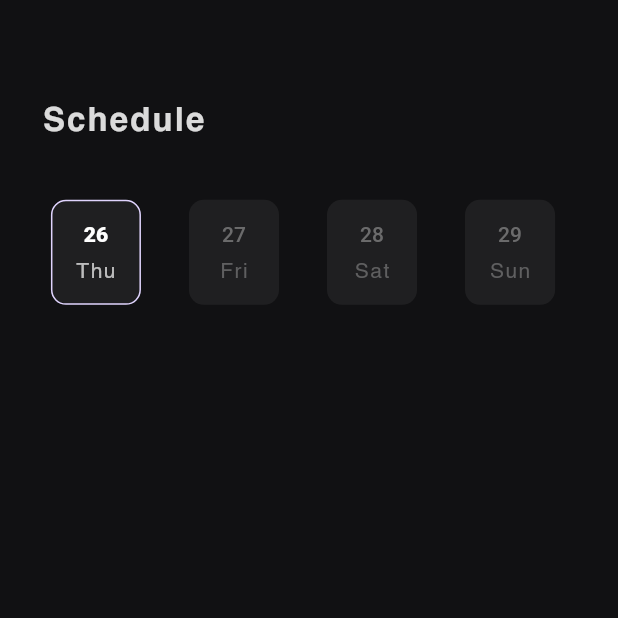
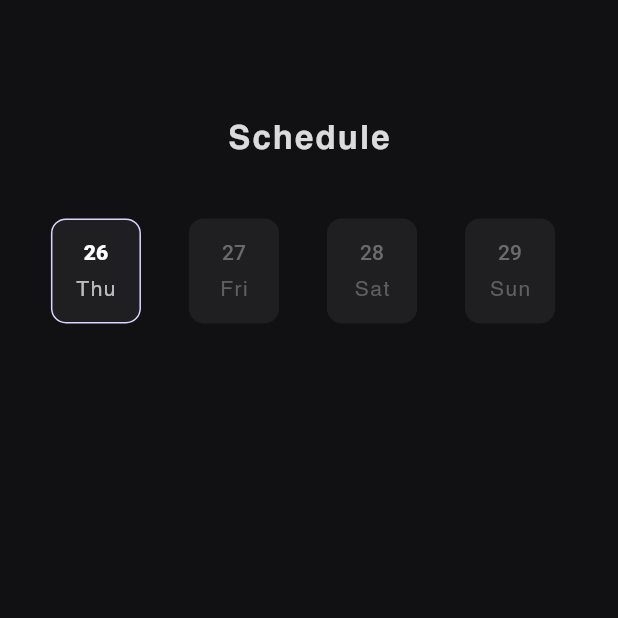
Before and after one commit to dinoy-raj/Hestia-22, a Flutter app: the ScheduleScreen screen opened directly with empty values, on a phone screen of 412 x 824 dp, the top half of it. Run offline on Flutter 3.47's test engine with Material 2 defaults, Android fonts, the phone set to English and light mode, and no system bars; our stand-ins replace animated_text_kit, badges, cached_network_image, firebase_core, firebase_messaging, flutter_secure_storage and 5 more; accounts and stored records are empty; network calls fail; statements that could not run were skipped.

Commit message:
Schedule completed

```diff
--- a/lib/screens/schedule/schedule_screen.dart
+++ b/lib/screens/schedule/schedule_screen.dart
@@ -63,12 +63,20 @@ class _ScheduleScreenState extends State<ScheduleScreen> {
                   child: SizedBox(
                     height: size.width * 0.68,
                     child: Column(
-                      crossAxisAlignment: CrossAxisAlignment.start,
+                      crossAxisAlignment: CrossAxisAlignment.center,
                       children: [
                         SizedBox(
-                          height: size.width * 0.17,
+                          height: size.width * 0.2,
                         ),
-                        AnimatedOpacity(
+                        AnimatedPadding(
+                          duration: const Duration(seconds: 1),
+                          curve: Curves.decelerate,
+                          padding: start
+                              ? EdgeInsets.zero
+                              : const EdgeInsets.only(
+                                  left: 20,
+                                ),
+                          child: AnimatedOpacity(
                             duration: const Duration(seconds: 3),
                             curve: Curves.decelerate,
                             opacity: start ? 1 : 0.2,
@@ -82,6 +90,7 @@ class _ScheduleScreenState extends State<ScheduleScreen> {
                                     fontWeight: FontWeight.bold,
                                     fontFamily: 'helvetica',
                                     letterSpacing: 1.4),
+                              ),
                             ),
                           ),
                         ),
```
Also changed, not shown: lib/screens/spots/spot_page.dart (+17 -14 lines), lib/screens/spots/spots.dart (+11 -9 lines). Lines whose indentation alone changed are shown as unchanged.
